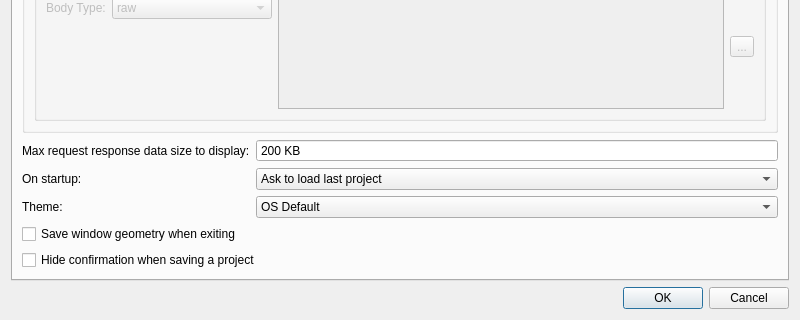
Before: the Qt Designer form preferences.ui in fabiobento512/FRequest, drawn with Qt 5; both pictures show x 0 to 800 and y 280 to 600 of the 800 by 600 pixel window.
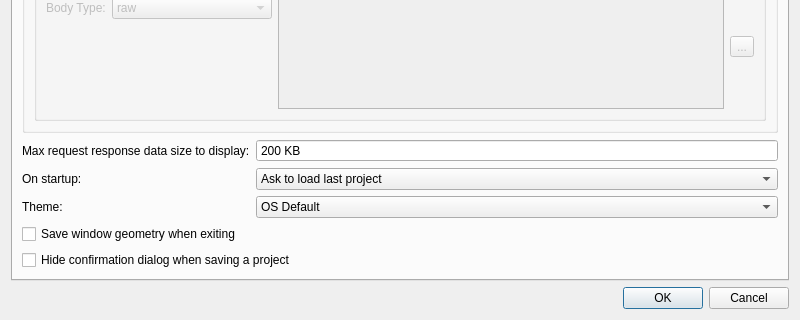
After: the same form once the commit is applied. Icons and pictures are not drawn.

Commit message: Updated project properties UI, code refactoring, update about

```diff
--- a/preferences.ui
+++ b/preferences.ui
@@ -321,7 +321,7 @@
        <item>
         <widget class="QCheckBox" name="cbHideProjectSavedDialog">
          <property name="text">
-          <string>Hide confirmation when saving a project</string>
+          <string>Hide confirmation dialog when saving a project</string>
          </property>
         </widget>
        </item>
```
The commit also changes 9 other files.
